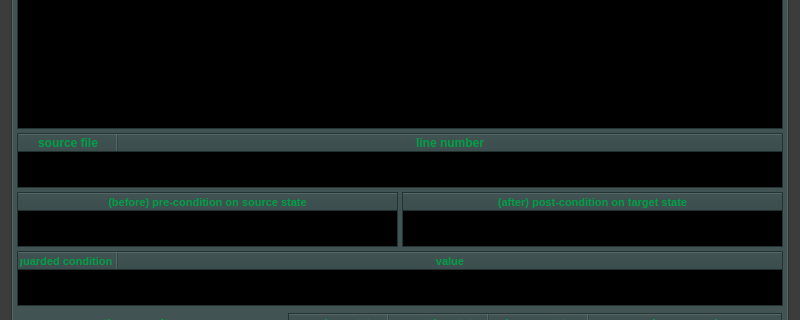
First picture: the form in ui/yr-db-runtime-verif-main-window.ui, repository yerothd/yr-db-runtime-verif, before the edit; both pictures show x 0 to 800 and y 178 to 498 of the 800 by 600 pixel window.
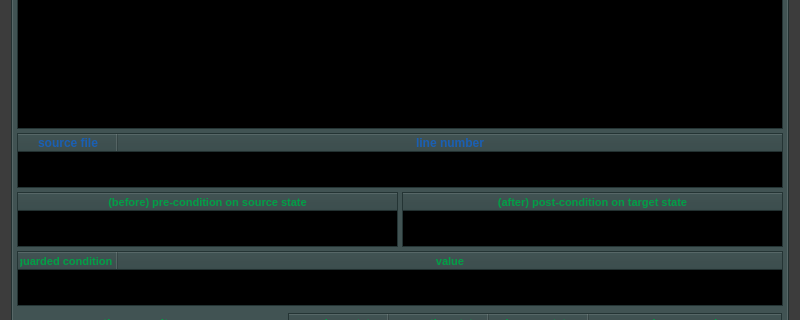
Second picture: the form after the edit. Icons and pictures are not drawn. Custom widgets are drawn as their Qt base class.

The edit to the form file:
```diff
--- a/ui/yr-db-runtime-verif-main-window.ui
+++ b/ui/yr-db-runtime-verif-main-window.ui
@@ -2326,9 +2326,9 @@
          <colorrole role="ButtonText">
           <brush brushstyle="SolidPattern">
            <color alpha="255">
-            <red>2</red>
-            <green>160</green>
-            <blue>70</blue>
+            <red>26</red>
+            <green>95</green>
+            <blue>180</blue>
            </color>
           </brush>
          </colorrole>
@@ -2490,9 +2490,9 @@
          <colorrole role="ButtonText">
           <brush brushstyle="SolidPattern">
            <color alpha="255">
-            <red>2</red>
-            <green>160</green>
-            <blue>70</blue>
+            <red>26</red>
+            <green>95</green>
+            <blue>180</blue>
            </color>
           </brush>
          </colorrole>
```
Left out of the diff: 48 changed lines with no effect on the pictures.
